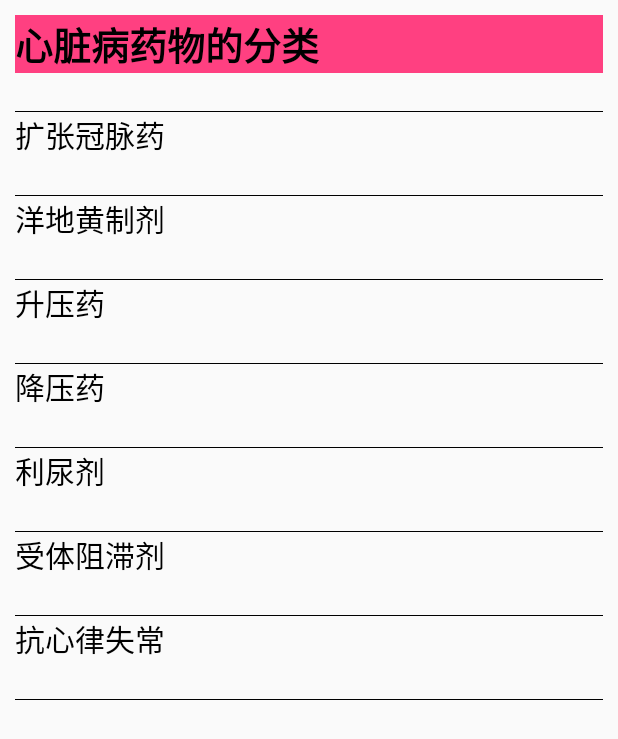
After one commit to jackGWY/XinZangApp, an Android app: the drugTypeListActivity screen opened directly, with no data from a screen before it, on a phone screen of 412 x 824 dp. The commit adds this screen. Shown: the top 739 px of the screen. Run offline under Robolectric (Android 15) with nearby library versions, the phone set to English and light mode, and no system bars; our stand-ins replace ButterKnife; 2 statements that could not run were skipped.

Commit message:
加入药物分类，通过传一个arrralist 解决问题

```diff
--- a/app/src/main/AndroidManifest.xml
+++ b/app/src/main/AndroidManifest.xml
@@ -29,7 +29,9 @@
         <activity android:name=".medicineArticle.medicineAticle1Activity" />
         <activity android:name=".FoodActivity" />
         <activity android:name=".index.indexActivity" />
-        <activity android:name=".consult.consultActivity"></activity>
+        <activity android:name=".consult.consultActivity" />
+        <activity android:name=".medicine.drugSwitchActivity" />
+        <activity android:name=".medicine.drugTypeListActivity"></activity>
     </application>
 
 </manifest>
--- a/app/src/main/java/com/guo/xinzangapp/homeActivity.java
+++ b/app/src/main/java/com/guo/xinzangapp/homeActivity.java
@@ -15,6 +15,7 @@ import android.support.v7.widget.Toolbar;
 
 import com.guo.xinzangapp.consult.consultActivity;
 import com.guo.xinzangapp.index.indexActivity;
+import com.guo.xinzangapp.medicine.drugSwitchActivity;
 
 import butterknife.BindView;
 
@@ -61,7 +62,7 @@ public class homeActivity extends AppCompatActivity {
         mtvMedicine.setOnClickListener(new View.OnClickListener() {
             @Override
             public void onClick(View v) {
-                startActivity(new Intent(homeActivity.this, medicineActivity.class));
+                startActivity(new Intent(homeActivity.this, drugSwitchActivity.class));
 //                Toast.makeText(homeActivity.this,"btn_4我被点击了",Toast.LENGTH_SHORT).show();
             }
         });
@@ -69,7 +70,7 @@ public class homeActivity extends AppCompatActivity {
         imageMedicine.setOnClickListener(new View.OnClickListener() {
             @Override
             public void onClick(View v) {
-                startActivity(new Intent(homeActivity.this, medicineActivity.class));
+                startActivity(new Intent(homeActivity.this, drugSwitchActivity.class));
 //                Toast.makeText(homeActivity.this,"btn_4我被点击了",Toast.LENGTH_SHORT).show();
             }
         });
--- /dev/null
+++ b/app/src/main/java/com/guo/xinzangapp/medicine/drugTypeListActivity.java
@@ -0,0 +1,94 @@
+package com.guo.xinzangapp.medicine;
+
+import android.content.Intent;
+import android.support.v7.app.AppCompatActivity;
+import android.os.Bundle;
+import android.util.Log;
+import android.view.View;
+import android.widget.TextView;
+
+import com.guo.beans.drugInfo;
+import com.guo.http.GetDrugInfo;
+import com.guo.xinzangapp.R;
+import com.guo.xinzangapp.medicineActivity;
+
+import java.util.ArrayList;
+import java.util.List;
+import java.util.concurrent.ExecutionException;
+import java.util.concurrent.ExecutorService;
+import java.util.concurrent.Executors;
+import java.util.concurrent.Future;
+
+import butterknife.BindView;
+import butterknife.ButterKnife;
+import butterknife.OnClick;
+
+public class drugTypeListActivity extends AppCompatActivity {
+    private List<drugInfo> DrugList = new ArrayList<>();
+    @BindView(R.id.drugtype1)
+    TextView drugtype1;
+    @BindView(R.id.drugtype2)
+    TextView drugtype2;
+    @BindView(R.id.drugtype3)
+    TextView drugtype3;
+    @BindView(R.id.drugtype4)
+    TextView drugtype4;
+    @BindView(R.id.drugtype5)
+    TextView drugtype5;
+    @BindView(R.id.drugtype6)
+    TextView drugtype6;
+    @BindView(R.id.drugtype7)
+    TextView drugtype7;
+
+    @Override
+    protected void onCreate(Bundle savedInstanceState) {
+        super.onCreate(savedInstanceState);
+        setContentView(R.layout.activity_drug_type_list);
+        ButterKnife.bind(this);
+        ExecutorService exec = Executors.newCachedThreadPool();
+        Future<List<drugInfo>> result = exec.submit(new GetDrugInfo());
+        try {
+            DrugList = result.get();
+        } catch (InterruptedException e) {
+            e.printStackTrace();
+        } catch (ExecutionException e) {
+            e.printStackTrace();
+        }
+
+        for (drugInfo dInfo : DrugList) {
+            Log.d("medicineActivity","a1:"+dInfo.getA1());
+        }
+    }
+
+    @OnClick({R.id.drugtype1,R.id.drugtype2,R.id.drugtype3,R.id.drugtype4,R.id.drugtype5,R.id.drugtype6,R.id.drugtype7})
+    public void onClick(final View view) {
+        ArrayList<drugInfo> ResDrugList = new ArrayList<>();
+        switch (view.getId()) {
+            case R.id.drugtype1:
+                ResDrugList.clear();
+                for (drugInfo dInfo:DrugList) {
+                    if (dInfo.getA2().equals("扩张冠脉药")) {
+                        ResDrugList.add(dInfo);
+                    }
+                }
+                Bundle bundle = new Bundle();
+                bundle.putSerializable("ResDrugList",ResDrugList);
+                Intent intent = new Intent(drugTypeListActivity.this,medicineActivity.class);
+                intent.putExtras(bundle);
+                startActivity(intent);
+                break;
+            case R.id.drugtype2:
+                break;
+            case R.id.drugtype3:
+                break;
+            case R.id.drugtype4:
+                break;
+            case R.id.drugtype5:
+                break;
+            case R.id.drugtype6:
+                break;
+            case R.id.drugtype7:
+                break;
+        }
+    }
+}
--- /dev/null
+++ b/app/src/main/res/layout/activity_drug_type_list.xml
@@ -0,0 +1,141 @@
+<?xml version="1.0" encoding="utf-8"?>
+<ScrollView xmlns:android="http://schemas.android.com/apk/res/android"
+    xmlns:app="http://schemas.android.com/apk/res-auto"
+    xmlns:tools="http://schemas.android.com/tools"
+    android:layout_width="match_parent"
+    android:layout_height="match_parent"
+    tools:context="com.guo.xinzangapp.medicine.drugTypeListActivity">
+
+    <LinearLayout
+        android:layout_width="match_parent"
+        android:orientation="vertical"
+        android:padding="10dp"
+        android:layout_height="match_parent">
+        <TextView
+            android:layout_width="match_parent"
+            android:layout_height="wrap_content"
+            android:id="@+id/drugfenlei"
+            android:text="心脏病药物的分类"
+            android:background="@color/colorAccent"
+            android:layout_centerVertical="true"
+            android:textColor="@color/drugTextColor"
+            android:textSize="@dimen/medicine_title"
+            android:layout_marginBottom="@dimen/medicine_margin_bottom"
+            android:textStyle="bold"
+            />
+        <View
+            android:layout_height="1px"
+            android:background="#000000"
+            android:layout_width="fill_parent">
+        </View>
+
+        <TextView
+            android:layout_width="wrap_content"
+            android:id="@+id/drugtype1"
+            android:layout_height="wrap_content"
+            android:text="扩张冠脉药"
+            android:lineSpacingExtra="@dimen/lineSpacingExtra_medicine"
+            android:textColor="@color/drugTextColor"
+            android:textSize="@dimen/drugTypeListTitle"
+            android:layout_marginBottom="@dimen/medicine_margin_bottom"
+            />
+        <View
+            android:layout_height="1px"
+            android:background="#000000"
+            android:layout_width="fill_parent">
+        </View>
+
+        <TextView
+            android:layout_width="wrap_content"
+            android:id="@+id/drugtype2"
+            android:layout_height="wrap_content"
+            android:text="洋地黄制剂"
+            android:lineSpacingExtra="@dimen/lineSpacingExtra_medicine"
+            android:textColor="@color/drugTextColor"
+            android:textSize="@dimen/drugTypeListTitle"
+            android:layout_marginBottom="@dimen/medicine_margin_bottom"
+            />
+        <View
+            android:layout_height="1px"
+            android:background="#000000"
+            android:layout_width="fill_parent">
+        </View>
+
+        <TextView
+            android:layout_width="wrap_content"
+            android:id="@+id/drugtype3"
+            android:layout_height="wrap_content"
+            android:text="升压药"
+            android:lineSpacingExtra="@dimen/lineSpacingExtra_medicine"
+            android:textColor="@color/drugTextColor"
+            android:textSize="@dimen/drugTypeListTitle"
+            android:layout_marginBottom="@dimen/medicine_margin_bottom"
+            />
+        <View
+            android:layout_height="1px"
+            android:background="#000000"
+            android:layout_width="fill_parent">
+        </View>
+        <TextView
+            android:layout_width="wrap_content"
+            android:id="@+id/drugtype4"
+            android:layout_height="wrap_content"
+            android:text="降压药"
+            android:lineSpacingExtra="@dimen/lineSpacingExtra_medicine"
+            android:textColor="@color/drugTextColor"
+            android:textSize="@dimen/drugTypeListTitle"
+            android:layout_marginBottom="@dimen/medicine_margin_bottom"
+            />
+        <View
+            android:layout_height="1px"
+            android:background="#000000"
+            android:layout_width="fill_parent">
+        </View>
+        <TextView
+            android:layout_width="wrap_content"
+            android:id="@+id/drugtype5"
+            android:layout_height="wrap_content"
+            android:text="利尿剂"
+            android:lineSpacingExtra="@dimen/lineSpacingExtra_medicine"
+            android:textColor="@color/drugTextColor"
+            android:textSize="@dimen/drugTypeListTitle"
+            android:layout_marginBottom="@dimen/medicine_margin_bottom"
+            />
+        <View
+            android:layout_height="1px"
+            android:background="#000000"
+            android:layout_width="fill_parent">
+        </View>
+        <TextView
+            android:layout_width="wrap_content"
+            android:id="@+id/drugtype6"
+            android:layout_height="wrap_content"
+            android:text="受体阻滞剂"
+            android:lineSpacingExtra="@dimen/lineSpacingExtra_medicine"
+            android:textColor="@color/drugTextColor"
+            android:textSize="@dimen/drugTypeListTitle"
+            android:layout_marginBottom="@dimen/medicine_margin_bottom"
+            />
+        <View
+            android:layout_height="1px"
+            android:background="#000000"
+            android:layout_width="fill_parent">
+        </View>
+        <TextView
+            android:layout_width="wrap_content"
+            android:id="@+id/drugtype7"
+            android:layout_height="wrap_content"
+            android:text="抗心律失常"
+            android:lineSpacingExtra="@dimen/lineSpacingExtra_medicine"
+            android:textColor="@color/drugTextColor"
+            android:textSize="@dimen/drugTypeListTitle"
+            android:layout_marginBottom="@dimen/medicine_margin_bottom"
+            />
+        <View
+            android:layout_height="1px"
+            android:background="#000000"
+            android:layout_width="fill_parent">
+        </View>
+    </LinearLayout>
+
+</ScrollView>
--- a/app/src/main/res/layout/activity_home.xml
+++ b/app/src/main/res/layout/activity_home.xml
@@ -16,6 +16,7 @@
             android:background="@color/colorAccent"
             app:layout_scrollFlags="scroll"
             android:minHeight="40dp"
+            app:theme="@style/ThemeOverlay.AppCompat.Dark.ActionBar"
             app:popupTheme="@style/AppTheme">
 
         </android.support.v7.widget.Toolbar>
--- a/app/src/main/res/values/dimens.xml
+++ b/app/src/main/res/values/dimens.xml
@@ -17,4 +17,10 @@
 
     <dimen name="druglistItemMarginTop">10dp</dimen>
     <dimen name="druglistTextPadding">10dp</dimen>
+    <dimen name="drugTypeTitle">25sp</dimen>
+    <dimen name="drugTypeTitlePadding">10dp</dimen>
+    <dimen name="drugTypeTitleLeft">10dp</dimen>
+    <dimen name="drugTypeTitleRight">10dp</dimen>
+    <dimen name="drugSwitchLinearLayoutLong">300dp</dimen>
+    <dimen name="drugTypeListTitle">20sp</dimen>
 </resources>
```
Also changed, not shown: app/src/main/java/com/guo/xinzangapp/medicine/drugSwitchActivity.java (added, +57 -0 lines), app/src/main/java/com/guo/xinzangapp/medicineActivity.java (+6 -14 lines), app/src/main/res/layout/activity_drug_switch.xml (added, +97 -0 lines), app/src/main/res/layout/activity_medicine.xml (+38 -2 lines), app/src/main/res/drawable/diary.png (added), app/src/main/res/drawable/drugclassification.jpg (added), app/src/main/res/drawable/news.jpg (added).
